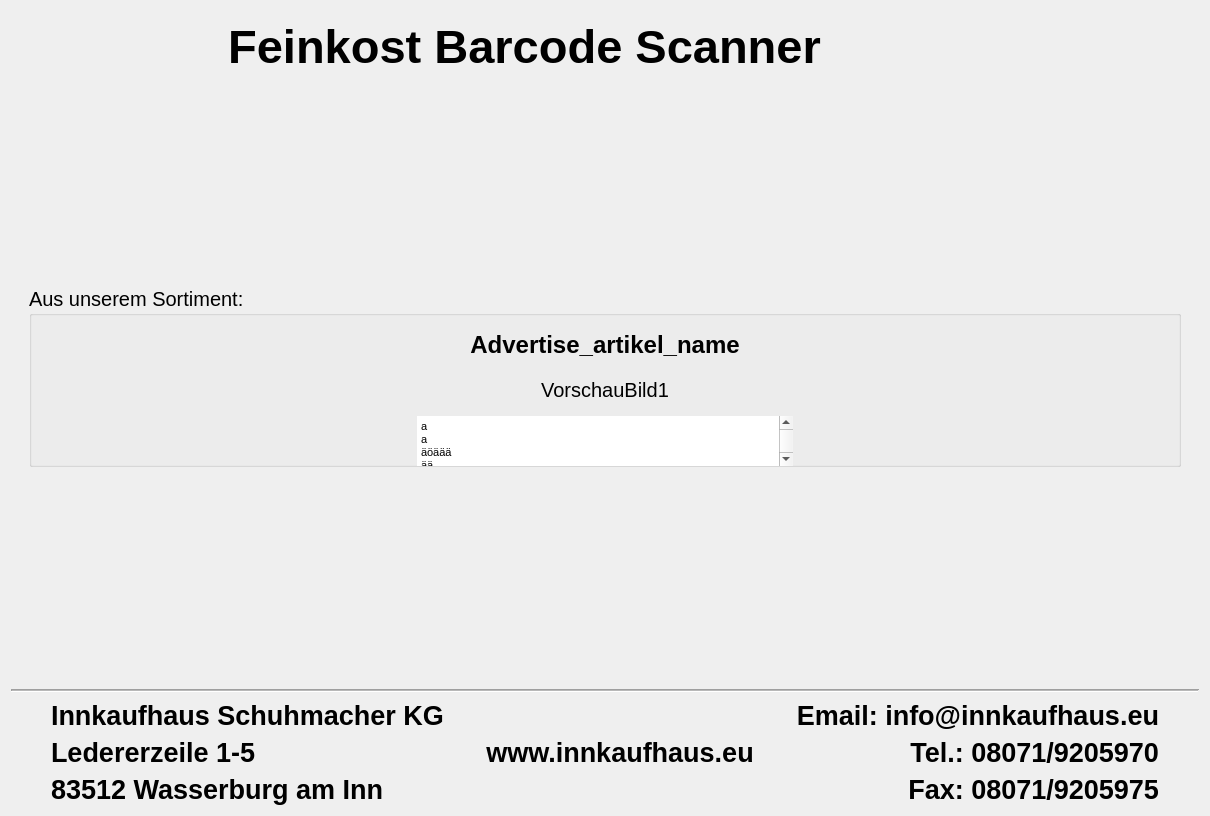
Above: src/form.ui from Benefranko/Barcode-Scanner-Feinkost- before the change. Below: the same form after it.
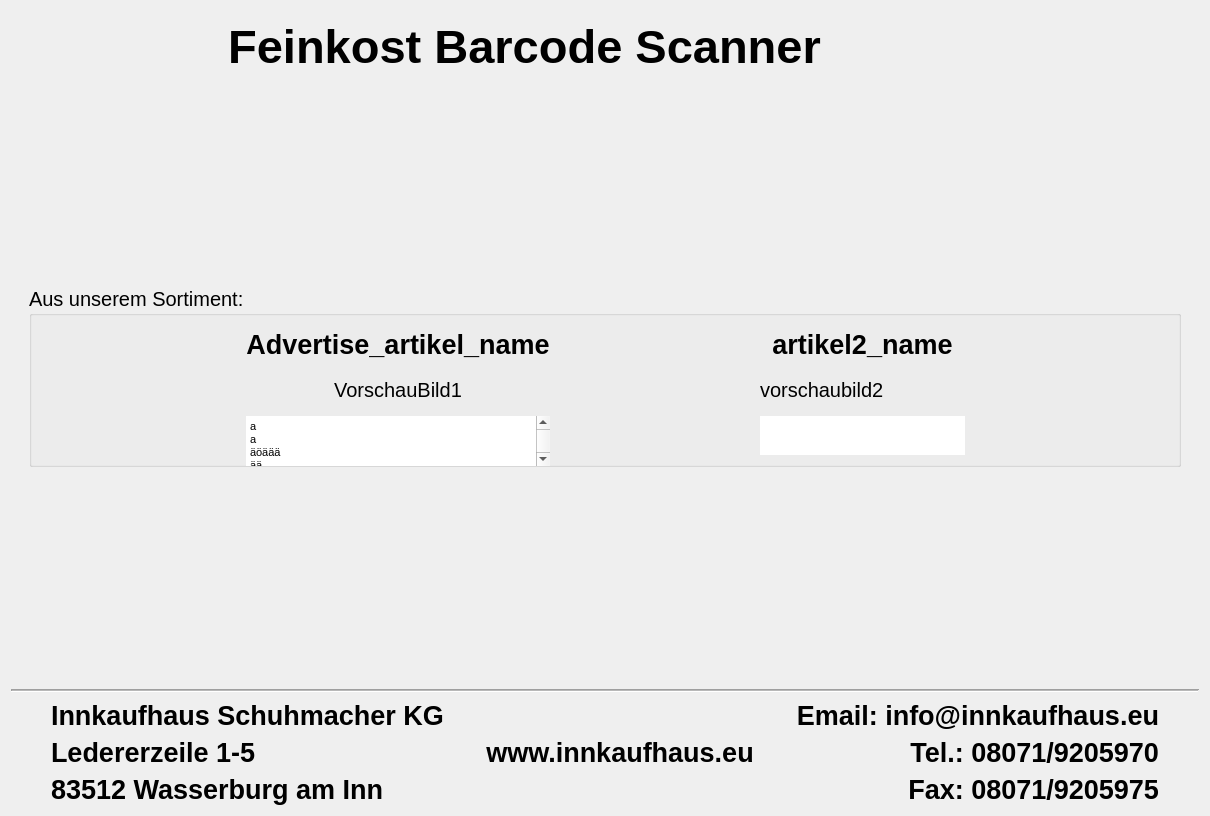
That is the form after the change. The open tabs and pages were chosen to show the change.

Patch:
```diff
--- a/src/form.ui
+++ b/src/form.ui
@@ -198,7 +198,7 @@
                  <widget class="QLabel" name="Advertise_artikel_name">
                   <property name="font">
                    <font>
-                    <pointsize>18</pointsize>
+                    <pointsize>20</pointsize>
                     <bold>true</bold>
                    </font>
                   </property>
@@ -265,6 +265,73 @@
                 </item>
                </layout>
               </item>
+              <item>
+               <spacer name="horizontalSpacer_14">
+                <property name="orientation">
+                 <enum>Qt::Horizontal</enum>
+                </property>
+                <property name="sizeHint" stdset="0">
+                 <size>
+                  <width>40</width>
+                  <height>20</height>
+                 </size>
+                </property>
+               </spacer>
+              </item>
+              <item>
+               <layout class="QVBoxLayout" name="verticalLayout">
+                <item>
+                 <widget class="QLabel" name="advertise2_articel_name">
+                  <property name="font">
+                   <font>
+                    <pointsize>20</pointsize>
+                    <bold>true</bold>
+                   </font>
+                  </property>
+                  <property name="text">
+                   <string>artikel2_name</string>
+                  </property>
+                  <property name="alignment">
+                   <set>Qt::AlignCenter</set>
+                  </property>
+                 </widget>
+                </item>
+                <item>
+                 <widget class="QLabel" name="vorschaubild2">
+                  <property name="sizePolicy">
+                   <sizepolicy hsizetype="Expanding" vsizetype="Preferred">
+                    <horstretch>0</horstretch>
+                    <verstretch>0</verstretch>
+                   </sizepolicy>
+                  </property>
+                  <property name="text">
+                   <string>vorschaubild2</string>
+                  </property>
+                 </widget>
+                </item>
+                <item>
+                 <widget class="QTextEdit" name="textEdit_prevdescr2">
+                  <property name="sizePolicy">
+                   <sizepolicy hsizetype="Ignored" vsizetype="Ignored">
+                    <horstretch>0</horstretch>
+                    <verstretch>0</verstretch>
+                   </sizepolicy>
+                  </property>
+                  <property name="font">
+                   <font>
+                    <pointsize>15</pointsize>
+                   </font>
+                  </property>
+                  <property name="frameShape">
+                   <enum>QFrame::NoFrame</enum>
+                  </property>
+                  <property name="readOnly">
+                   <bool>true</bool>
+                  </property>
+                 </widget>
+                </item>
+               </layout>
+              </item>
               <item>
                <spacer name="horizontalSpacer_20">
                 <property name="orientation">
```
Left out of the diff: 280 changed lines with no effect on the pictures.
